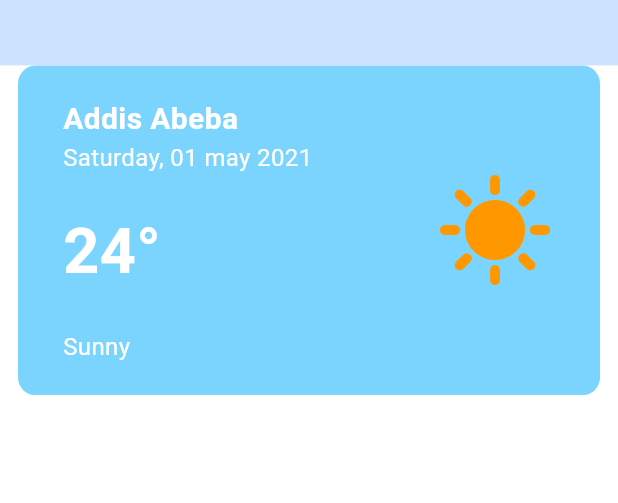
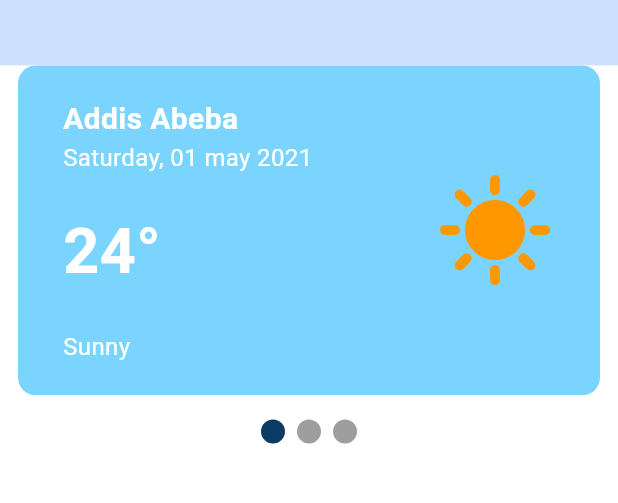
Before and after one commit to kaleabSolomon/WeatherIO, a Flutter app: the screen it shows after launch, on a phone screen of 412 x 824 dp, the part 120-623 px from its top. Run offline on Flutter 3.47's test engine with Material 3 defaults, Android fonts, the phone set to English and light mode, and no system bars; drawn by our look-alikes of smooth_page_indicator.

Commit message:
add page indicators when scrolling

```diff
--- a/lib/pages/home_page.dart
+++ b/lib/pages/home_page.dart
@@ -2,6 +2,7 @@ import 'package:flutter/material.dart';
 import 'package:provider/provider.dart';
 import 'package:weather_io/theme/theme_provider.dart';
 import 'package:weather_io/widgets/my_appbar.dart';
+import 'package:weather_io/widgets/page_indicator.dart';
 import 'package:weather_io/widgets/weather_card.dart';
 
 class HomePage extends StatefulWidget {
@@ -13,6 +14,8 @@ class HomePage extends StatefulWidget {
 
 class _HomePageState extends State<HomePage> {
   List<Widget> _appBarActions = [];
+  final int _pageCount = 3;
+  final PageController _pageController = PageController(keepPage: true);
 
   @override
   void didChangeDependencies() {
@@ -35,12 +38,22 @@ class _HomePageState extends State<HomePage> {
         appBarActions: _appBarActions,
         toggleTheme: toggleTheme,
       ),
-      body: SizedBox(
-        height: 220,
-        child: PageView(
-          scrollDirection: Axis.horizontal,
-          children: [WeatherCard(), WeatherCard(), WeatherCard()],
-        ),
+      body: Column(
+        children: [
+          SizedBox(
+            height: 220,
+            child: PageView(
+              controller: _pageController,
+              scrollDirection: Axis.horizontal,
+              children: const [WeatherCard(), WeatherCard(), WeatherCard()],
+            ),
+          ),
+          const SizedBox(
+            height: 16,
+          ),
+          PageIndicatorBuilder(
+              pageController: _pageController, cardCount: _pageCount)
+        ],
       ),
     );
   }
--- a/lib/widgets/page_indicator.dart
+++ b/lib/widgets/page_indicator.dart
@@ -1,20 +1,42 @@
 import 'package:flutter/material.dart';
-import 'package:page_indicator_plus/page_indicator_plus.dart';
+import 'package:smooth_page_indicator/smooth_page_indicator.dart';
 
-class PageIndicatorBuilder extends StatelessWidget {
+class PageIndicatorBuilder extends StatefulWidget {
   final PageController pageController;
   final int cardCount;
   const PageIndicatorBuilder(
       {super.key, required this.pageController, required this.cardCount});
 
   @override
+  State<PageIndicatorBuilder> createState() => _PageIndicatorBuilderState();
+}
+
+class _PageIndicatorBuilderState extends State<PageIndicatorBuilder> {
+  @override
+  void initState() {
+    super.initState();
+    // Add listener to the page controller
+    widget.pageController.addListener(_onPageChanged);
+  }
+
+  @override
+  void dispose() {
+    // Dispose of the listener
+    widget.pageController.removeListener(_onPageChanged);
+    super.dispose();
+  }
+
+  void _onPageChanged() {
+    // Notify the framework that the state has changed
+    setState(() {});
+  }
+
+  @override
   Widget build(BuildContext context) {
-    return PageIndicator(
-      controller: pageController,
-      count: cardCount,
-      layout: PageIndicatorLayout.WARM,
-      scale: 0.65,
-      space: 10,
+    return SmoothPageIndicator(
+      controller: widget.pageController,
+      count: widget.cardCount,
+      effect: WormEffect(activeDotColor: Theme.of(context).colorScheme.primary),
     );
   }
 }
--- a/lib/widgets/weather_card.dart
+++ b/lib/widgets/weather_card.dart
@@ -6,6 +6,7 @@ class WeatherCard extends StatelessWidget {
   @override
   Widget build(BuildContext context) {
     return Container(
+      height: 220,
       margin: const EdgeInsets.symmetric(horizontal: 12),
       padding: const EdgeInsets.symmetric(horizontal: 30),
       width: MediaQuery.of(context).size.width * 0.92,
--- a/pubspec.yaml
+++ b/pubspec.yaml
@@ -35,7 +35,7 @@ dependencies:
   # Use with the CupertinoIcons class for iOS style icons.
   cupertino_icons: ^1.0.2
   provider: ^6.1.1
-  page_indicator_plus: ^1.0.3
+  smooth_page_indicator: ^1.1.0
 
 dev_dependencies:
   flutter_test:
```
Also changed, not shown: pubspec.lock.
